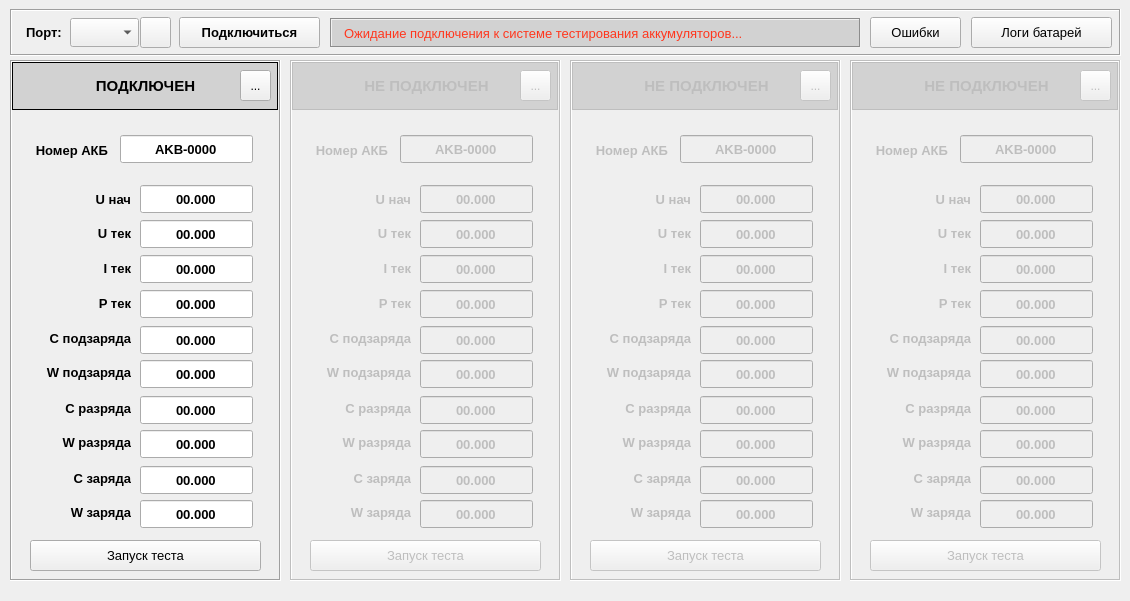
The window that ui/main.ui (sergeycccv/battery_modbus) describes before a commit, drawn with Qt 5.
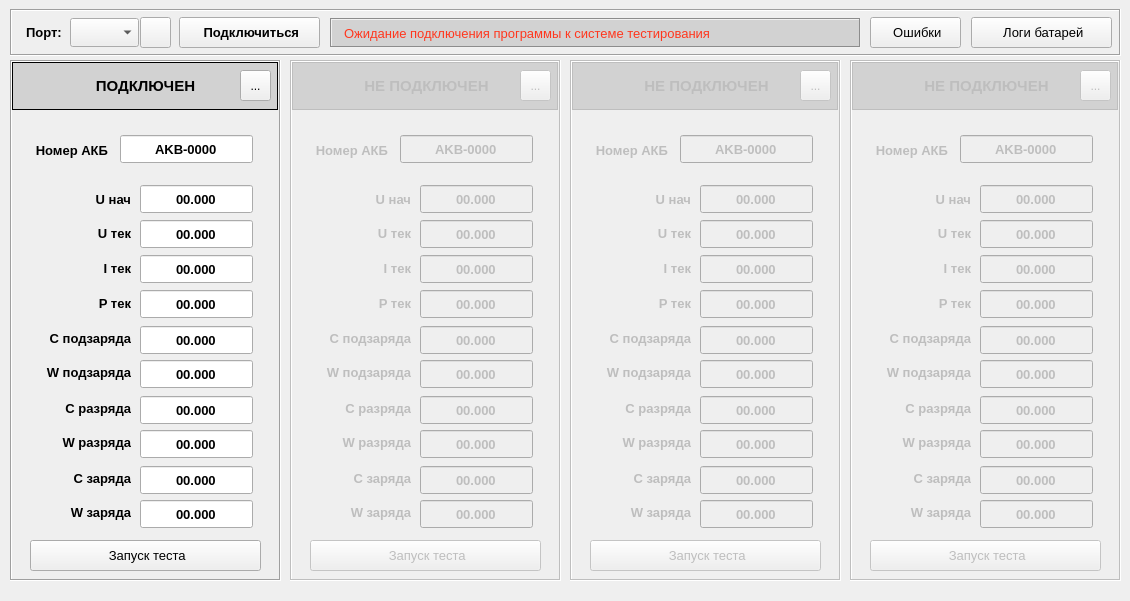
The same window after the commit. Icons and pictures are not drawn.

Commit message: Добавление стилей к полям вывода характеристик

The edit to the form file:
```diff
--- a/ui/main.ui
+++ b/ui/main.ui
@@ -36,12 +36,7 @@
     <normaloff>:/ICO/Charging24.png</normaloff>:/ICO/Charging24.png</iconset>
   </property>
   <property name="styleSheet">
-   <string notr="true">#edit_002, #edit_003, #edit_004, #edit_005, #edit_006, #edit_007,
-#edit_008, #edit_009, #edit_010, #edit_011, #edit_012 {
-	background-color: rgb(0, 0, 0);
-	color: rgb(0, 255, 30);
-}
-#frm_back_ch_1, #frm_back_ch_2, #frm_back_ch_3, #frm_back_ch_4 {
+   <string notr="true">#frm_back_ch_1, #frm_back_ch_2, #frm_back_ch_3, #frm_back_ch_4 {
 	background-color: rgb(210, 210, 210);
 }
 #lbl_messages {
@@ -663,7 +658,7 @@
       </font>
      </property>
      <property name="text">
-      <string>Запуск теста</string>
+      <string> Запуск теста</string>
      </property>
      <property name="icon">
       <iconset resource="res.qrc">
@@ -823,7 +818,7 @@
       <string>Подключиться к системе тестирования</string>
      </property>
      <property name="text">
-      <string>Подключиться</string>
+      <string> Подключиться</string>
      </property>
      <property name="icon">
       <iconset resource="res.qrc">
@@ -852,7 +847,7 @@
       <enum>QFrame::Shadow::Sunken</enum>
      </property>
      <property name="text">
-      <string>Ожидание подключения к системе тестирования аккумуляторов...</string>
+      <string>Ожидание подключения программы к системе тестирования</string>
      </property>
     </widget>
     <widget class="QPushButton" name="btn_logs">
@@ -873,7 +868,7 @@
       <string>Просмотр логов и построение графиков</string>
      </property>
      <property name="text">
-      <string>Логи батарей</string>
+      <string> Логи батарей</string>
      </property>
      <property name="icon">
       <iconset resource="res.qrc">
@@ -953,7 +948,7 @@
       <string>Просмотр лога ошибок работы программы и тестирования</string>
      </property>
      <property name="text">
-      <string>Ошибки</string>
+      <string> Ошибки</string>
      </property>
      <property name="icon">
       <iconset resource="res.qrc">
@@ -1557,7 +1552,7 @@
       </font>
      </property>
      <property name="text">
-      <string>Запуск теста</string>
+      <string> Запуск теста</string>
      </property>
      <property name="icon">
       <iconset resource="res.qrc">
@@ -2279,7 +2274,7 @@
       </font>
      </property>
      <property name="text">
-      <string>Запуск теста</string>
+      <string> Запуск теста</string>
      </property>
      <property name="icon">
       <iconset resource="res.qrc">
@@ -3001,7 +2996,7 @@
       </font>
      </property>
      <property name="text">
-      <string>Запуск теста</string>
+      <string> Запуск теста</string>
      </property>
      <property name="icon">
       <iconset resource="res.qrc">
```
Left out of the diff: 122 changed lines with no effect on the pictures. The commit also changes 2 other files.
